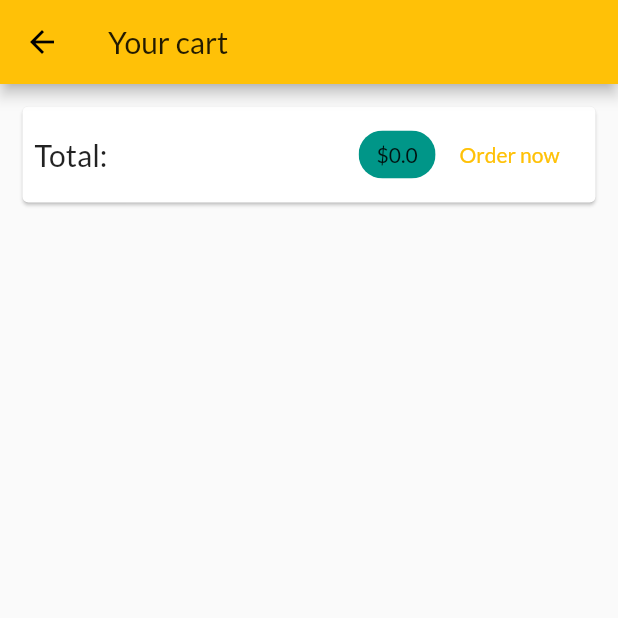
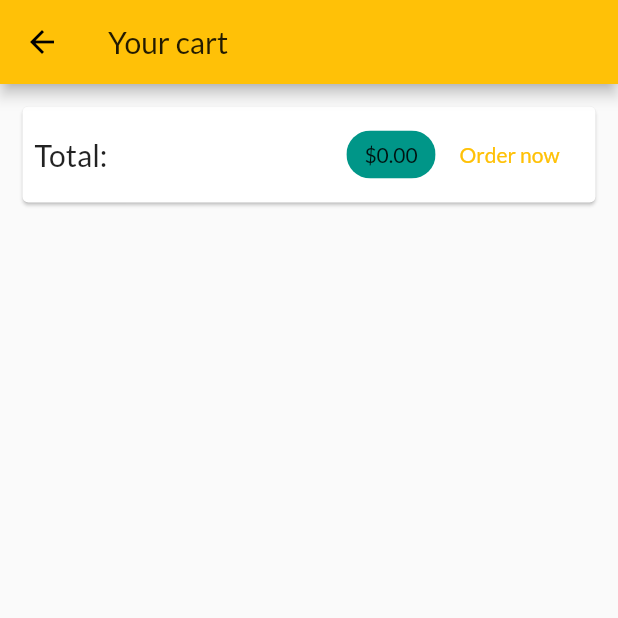
Before and after one commit to GianMor/shop_app_flutter, a Flutter app: the CartScreen screen opened by its route, on a phone screen of 412 x 824 dp, the top half of it. Run offline on Flutter 3.47's test engine with Material 2 defaults, Android fonts, the phone set to English and light mode, and no system bars; network calls fail.

Commit message:
add request crud for orders

```diff
--- a/lib/screens/cart_screen.dart
+++ b/lib/screens/cart_screen.dart
@@ -23,17 +23,9 @@ class CartScreen extends StatelessWidget {
                     Text('Total:', style: TextStyle(fontSize: 20)),
                     Spacer(),
                     Chip(
-                        label: Text('\$${cart.totalAmount}'),
+                        label: Text('\$${cart.totalAmount.toStringAsFixed(2)}'),
                         backgroundColor: Theme.of(context).accentColor),
-                    FlatButton(
-                      onPressed: () {
-                        Provider.of<Orders>(context, listen: false).addOrder(
-                            cart.items.values.toList(), cart.totalAmount);
-                        cart.clear();
-                      },
-                      child: Text('Order now'),
-                      textColor: Theme.of(context).primaryColor,
-                    )
+                    OrderButton(cart: cart)
                   ],
                 ),
               )),
@@ -52,3 +44,38 @@ class CartScreen extends StatelessWidget {
     );
   }
 }
+
+class OrderButton extends StatefulWidget {
+  const OrderButton({
+    @required this.cart,
+  });
+
+  final Cart cart;
+
+  @override
+  _OrderButtonState createState() => _OrderButtonState();
+}
+
+class _OrderButtonState extends State<OrderButton> {
+  var _isLoading = false;
+  @override
+  Widget build(BuildContext context) {
+    return FlatButton(
+      onPressed: (widget.cart.totalAmount <= 0 || _isLoading == true)
+          ? null
+          : () async {
+              setState(() {
+                _isLoading = true;
+              });
+              await Provider.of<Orders>(context, listen: false).addOrder(
+                  widget.cart.items.values.toList(), widget.cart.totalAmount);
+              setState(() {
+                _isLoading = false;
+              });
+              widget.cart.clear();
+            },
+      child: _isLoading ? CircularProgressIndicator() : Text('Order now'),
+      textColor: Theme.of(context).primaryColor,
+    );
+  }
+}
```
Also changed, not shown: lib/providers/orders.dart (+50 -3 lines), lib/screens/orders_screen.dart (+32 -4 lines).
